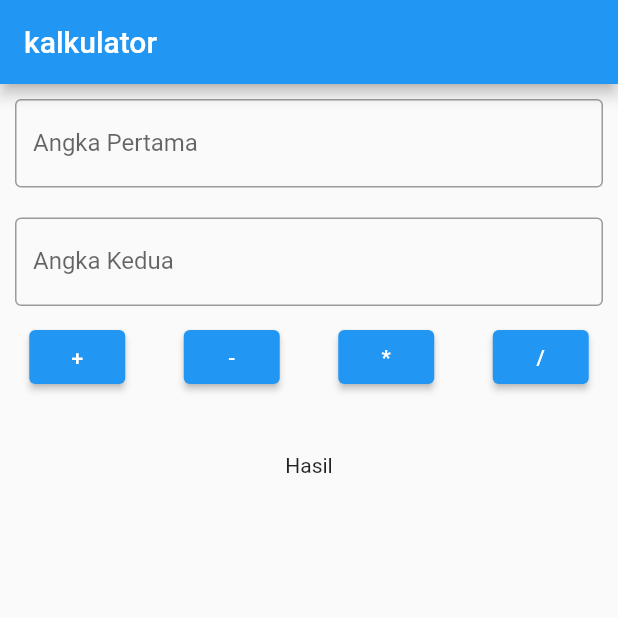
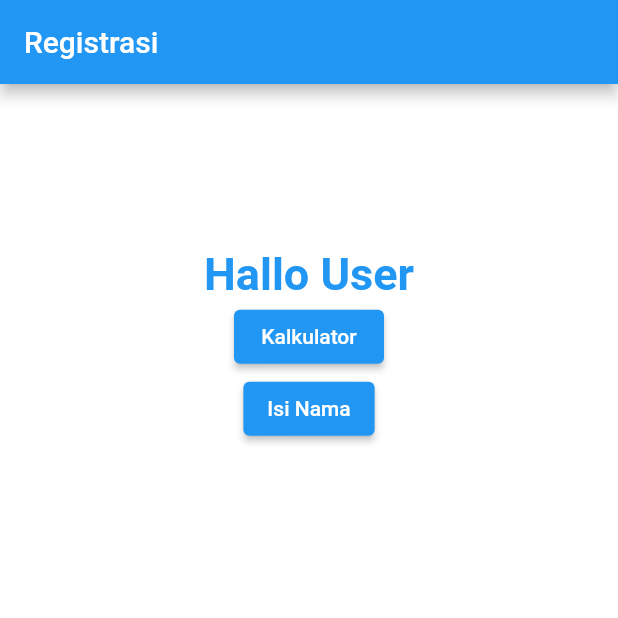
Before and after one commit to FirdausHA/Belajar_flutter, a Flutter app: the screen it shows after launch, on a phone screen of 412 x 824 dp, the top half of it. Run offline on Flutter 3.47's test engine with Material 2 defaults, Android fonts, the phone set to English and light mode, and no system bars.

Commit message:
second commit

```diff
--- a/lib/Home.dart
+++ b/lib/Home.dart
@@ -0,0 +1,94 @@
+import 'package:belajar_flutter/InputNamaUser.dart';
+import 'package:flutter/material.dart';
+import 'package:belajar_flutter/Home.dart';
+import 'package:belajar_flutter/kalkulator.dart';
+
+class Home extends StatefulWidget {
+  const Home({Key? key}) : super(key: key);
+
+  @override
+  State<Home> createState() => _HomeState();
+}
+
+class _HomeState extends State<Home> {
+  String name = 'User';
+  TextEditingController ctrNama = new TextEditingController();
+
+  Widget txtInput(String username, TextEditingController controller) {
+    return TextField(
+      controller: controller,
+      decoration: InputDecoration(
+          border: OutlineInputBorder(),
+          labelText: username
+      ),
+    );
+  }
+
+  Widget btnRegister(String text) {
+    return Container(
+      width: 100,
+      child: ElevatedButton(onPressed: () {
+        Navigator.push(
+            context, MaterialPageRoute(builder: (BuildContext context) => kalkulator(name: ctrNama.text,)));
+      }, child: Text(text)),
+    );
+  }
+
+  @override
+  Widget build(BuildContext context) {
+    return Scaffold(
+      appBar: AppBar(
+        title: Text('Registrasi'),),
+      body: Container(
+        color: Colors.white,
+        height: MediaQuery.of(context).size.height,
+        child: Column(
+          children: [
+            Container(
+              width: MediaQuery.of(context).size.width,
+              height: 350,
+              child: Center(
+                child: Column(
+                  mainAxisAlignment: MainAxisAlignment.center,
+                  children: [
+                    Text(
+                      'Hallo '+ name,
+                      style: TextStyle(
+                        fontSize: 30,
+                        color: Colors.blue,
+                        fontWeight: FontWeight.bold,
+                      ),
+                    ),
+
+                    btnRegister("Kalkulator"),
+
+                    ElevatedButton(
+                        style: ElevatedButton.styleFrom(
+                            primary: Colors.blue
+                        ),
+                        onPressed: () async {
+                          final result = await Navigator.push(
+                              context,
+                              MaterialPageRoute(builder: (context) => InputName())
+                          );
+
+                          setState(() {
+                            name = result.toString();
+                          });
+
+                        }, child: Text(
+                      'Isi Nama',
+                      style: TextStyle(
+                          color: Colors.white
+                      ),
+                    ))
+                  ],
+                ),
+              ),
+            ),
+          ],
+        ),
+      ),
+    );
+  }
+}
--- a/lib/main.dart
+++ b/lib/main.dart
@@ -1,5 +1,8 @@
+import 'package:belajar_flutter/Home.dart';
+import 'package:belajar_flutter/Registrasi.dart';
 import 'package:flutter/material.dart';
-import './kalkulator.dart';
+import 'package:belajar_flutter/kalkulator.dart';
+import 'package:belajar_flutter/Home.dart';
 
 void main() {
   runApp(const MyApp());
@@ -25,7 +28,7 @@ class MyApp extends StatelessWidget {
         // is not restarted.
         primarySwatch: Colors.blue,
       ),
-      home: kalkulator()
+      home: Home()
     );
   }
 }
```
Also changed, not shown: lib/InputNamaUser.dart (+36 -0 lines), lib/InputPhone.dart (+35 -0 lines), lib/Registrasi.dart (+73 -0 lines), lib/kalkulator.dart (+58 -8 lines), 6 other files.
